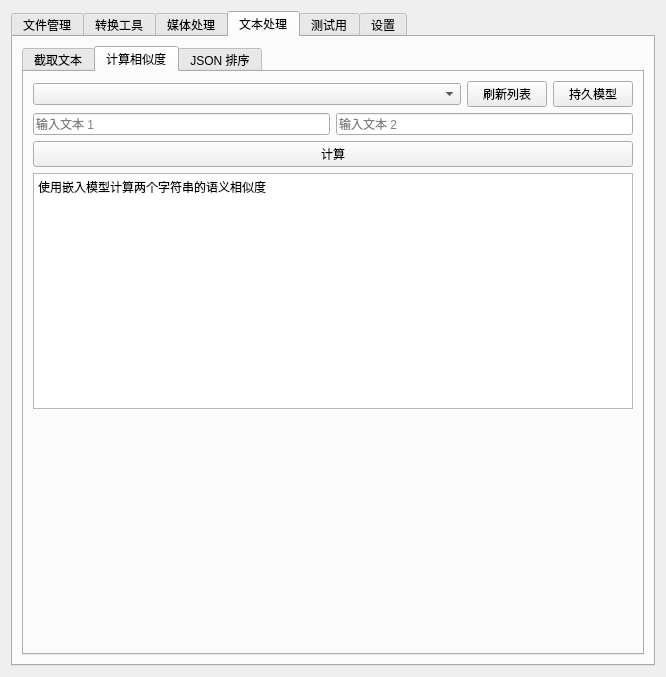
First picture: the form in app.ui, repository XJF2332/JABORT, before the edit.
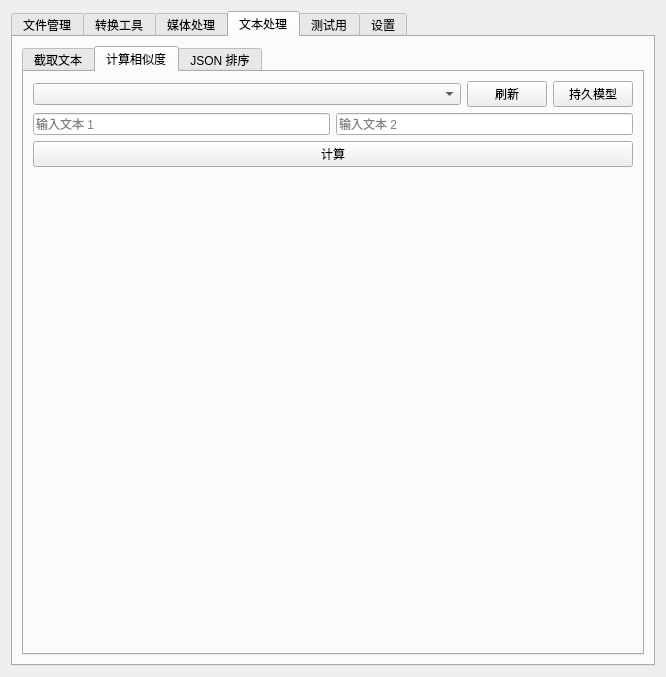
Second picture: the form after the edit. The open tabs and pages were chosen to show the change. Icons and pictures are not drawn.

Commit message: 优化：相似度计算功能现使用MessageBox进行反馈、UI

The edit to the form file:
```diff
--- a/app.ui
+++ b/app.ui
@@ -972,7 +972,7 @@
              <item>
               <widget class="QPushButton" name="CalSimModelRefresh">
                <property name="text">
-                <string>刷新列表</string>
+                <string>刷新</string>
                </property>
               </widget>
              </item>
@@ -1013,13 +1013,6 @@
              </property>
             </widget>
            </item>
-           <item>
-            <widget class="QPlainTextEdit" name="CalSimOutput">
-             <property name="plainText">
-              <string>使用嵌入模型计算两个字符串的语义相似度</string>
-             </property>
-            </widget>
-           </item>
            <item>
             <spacer name="CalSimSpacer">
              <property name="orientation">
```
Left out of the diff: 18 changed lines with no effect on the pictures. The commit also changes 3 other files.
